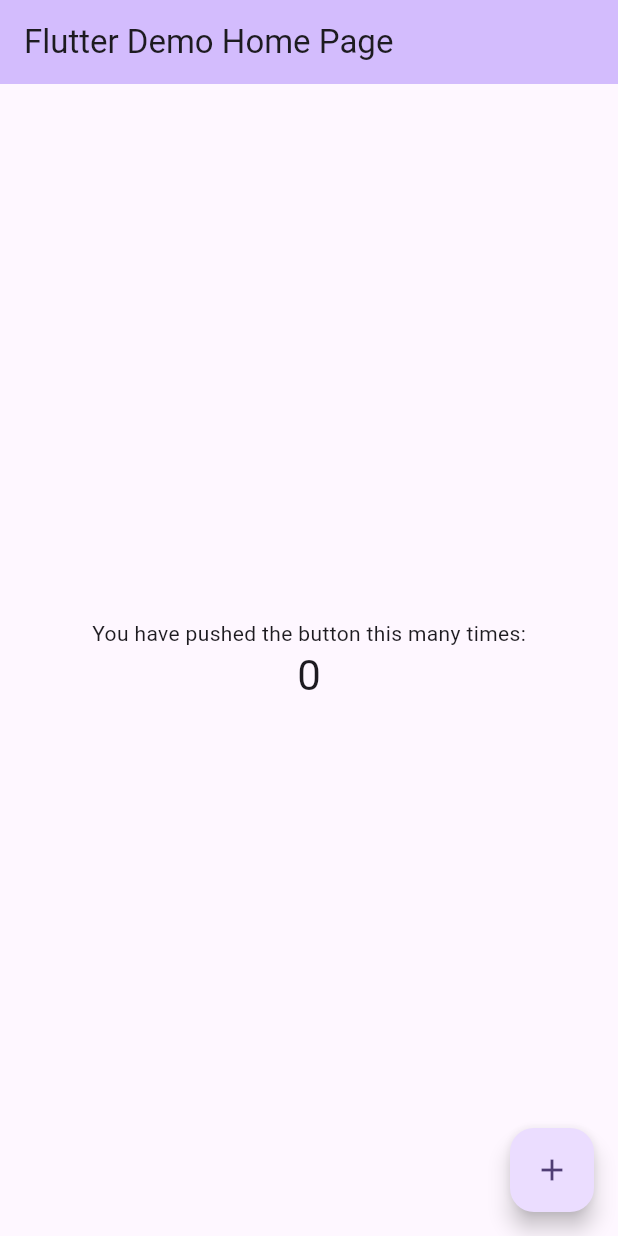
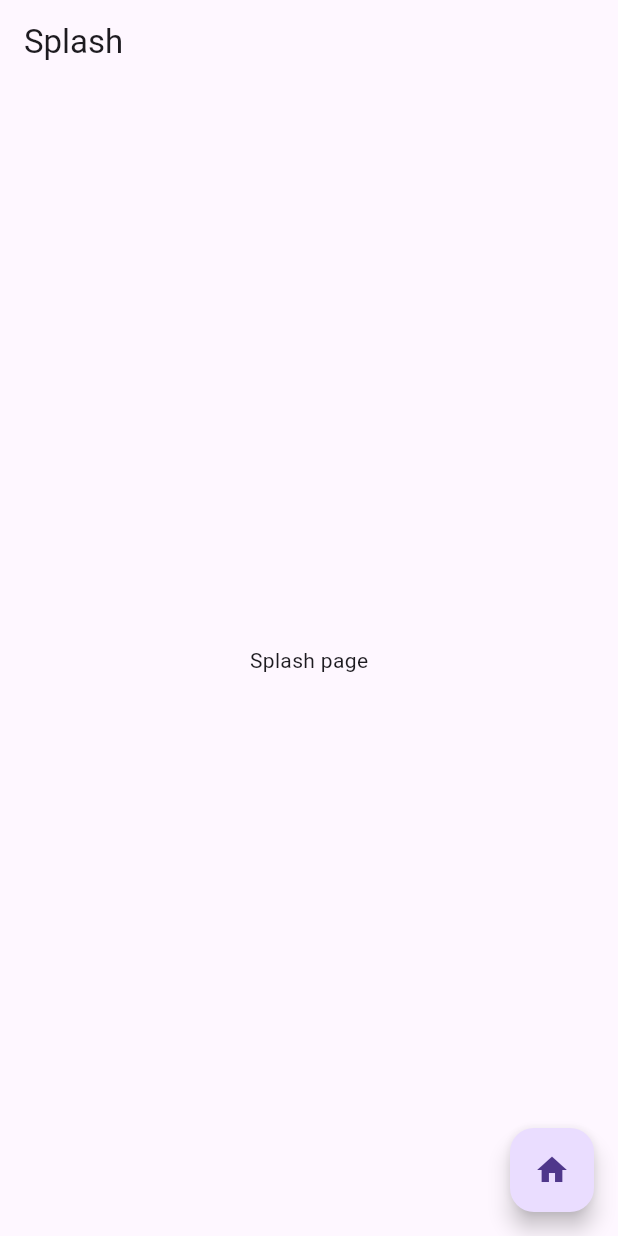
Before and after one commit to Jinwook-Song/e_commerce_2024, a Flutter app: the screen it shows after launch, on a phone screen of 412 x 824 dp. Run offline on Flutter 3.47's test engine with Material 3 defaults, Android fonts, the phone set to English and light mode, and no system bars; our stand-ins replace go_router.

Commit message:
feat: router setup

```diff
--- a/lib/main.dart
+++ b/lib/main.dart
@@ -1,69 +1,17 @@
+import 'package:e_commerce/presentation/routes/router.dart';
 import 'package:flutter/material.dart';
 
 void main() {
-  runApp(const MyApp());
+  runApp(const MainApp());
 }
 
-class MyApp extends StatelessWidget {
-  const MyApp({super.key});
+class MainApp extends StatelessWidget {
+  const MainApp({super.key});
 
   @override
   Widget build(BuildContext context) {
-    return MaterialApp(
-      title: 'Flutter Demo',
-      theme: ThemeData(
-        colorScheme: ColorScheme.fromSeed(seedColor: Colors.deepPurple),
-        useMaterial3: true,
-      ),
-      home: const MyHomePage(title: 'Flutter Demo Home Page'),
+    return MaterialApp.router(
+      routerConfig: router,
     );
   }
 }
-
-class MyHomePage extends StatefulWidget {
-  const MyHomePage({super.key, required this.title});
-
-  final String title;
-
-  @override
-  State<MyHomePage> createState() => _MyHomePageState();
-}
-
-class _MyHomePageState extends State<MyHomePage> {
-  int _counter = 0;
-
-  void _incrementCounter() {
-    setState(() {
-      _counter++;
-    });
-  }
-
-  @override
-  Widget build(BuildContext context) {
-    return Scaffold(
-      body: Center(
-        child: Column(
-          mainAxisAlignment: MainAxisAlignment.center,
-          children: <Widget>[
-            const Text(
-              'You have pushed the button this many times:',
-            ),
-            Text(
-              '$_counter',
-              style: Theme.of(context).textTheme.headlineMedium,
-            ),
-          ],
-        ),
-      ),
-      appBar: AppBar(
-        backgroundColor: Theme.of(context).colorScheme.inversePrimary,
-        title: Text(widget.title),
-      ),
-      floatingActionButton: FloatingActionButton(
-        onPressed: _incrementCounter,
-        tooltip: 'Increment',
-        child: const Icon(Icons.add),
-      ),
-    );
-  }
-}
--- /dev/null
+++ b/lib/presentation/routes/router.dart
@@ -0,0 +1,20 @@
+import 'package:e_commerce/presentation/routes/routes.dart';
+import 'package:e_commerce/presentation/screens/home/home_screen.dart';
+import 'package:e_commerce/presentation/screens/splash/splash_screen.dart';
+import 'package:go_router/go_router.dart';
+
+final GoRouter router = GoRouter(
+  initialLocation: Routes.splash.path,
+  routes: [
+    GoRoute(
+      path: Routes.splash.path,
+      name: Routes.splash.name,
+      builder: (context, state) => const SplashScreen(),
+    ),
+    GoRoute(
+      path: Routes.home.path,
+      name: Routes.home.name,
+      builder: (context, state) => const HomeScreen(),
+    ),
+  ],
+);
--- a/lib/presentation/routes/routes.dart
+++ b/lib/presentation/routes/routes.dart
@@ -0,0 +1,14 @@
+class RouteModel {
+  const RouteModel({
+    required this.path,
+    required this.name,
+  });
+
+  final String path;
+  final String name;
+}
+
+class Routes {
+  static const splash = RouteModel(path: '/splash', name: 'Splash');
+  static const home = RouteModel(path: '/home', name: 'Home');
+}
--- a/lib/presentation/screens/home/home_screen.dart
+++ b/lib/presentation/screens/home/home_screen.dart
@@ -0,0 +1,17 @@
+import 'package:flutter/material.dart';
+
+class HomeScreen extends StatelessWidget {
+  const HomeScreen({super.key});
+
+  @override
+  Widget build(BuildContext context) {
+    return Scaffold(
+      appBar: AppBar(
+        title: const Text('Home'),
+      ),
+      body: const Center(
+        child: Text('Home page'),
+      ),
+    );
+  }
+}
--- /dev/null
+++ b/lib/presentation/screens/splash/splash_screen.dart
@@ -0,0 +1,23 @@
+import 'package:e_commerce/presentation/routes/routes.dart';
+import 'package:flutter/material.dart';
+import 'package:go_router/go_router.dart';
+
+class SplashScreen extends StatelessWidget {
+  const SplashScreen({super.key});
+
+  @override
+  Widget build(BuildContext context) {
+    return Scaffold(
+      appBar: AppBar(
+        title: const Text('Splash'),
+      ),
+      body: const Center(
+        child: Text('Splash page'),
+      ),
+      floatingActionButton: FloatingActionButton(
+        onPressed: () => context.pushNamed(Routes.home.name),
+        child: const Icon(Icons.home),
+      ),
+    );
+  }
+}
--- a/pubspec.yaml
+++ b/pubspec.yaml
@@ -13,6 +13,7 @@ dependencies:
     sdk: flutter
 
   cupertino_icons: ^1.0.6
+  go_router: ^14.1.3
 
 dev_dependencies:
   flutter_test:
```
Also changed, not shown: pubspec.lock, 1 other file.
